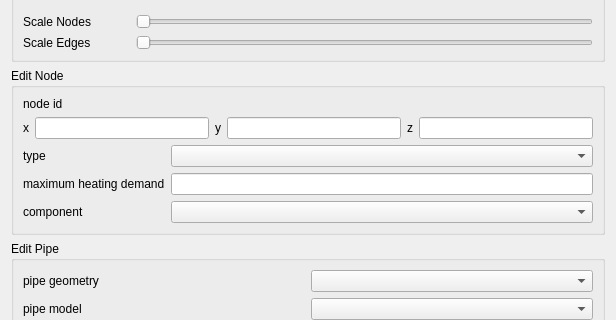
Before: the Qt Designer form SIM-VICUS/src/SVPropNetworkEditWidget.ui in ghorwin/SIM-VICUS, drawn with Qt 5; both pictures show x 0 to 616 and y 330 to 650 of the 616 by 951 pixel window.
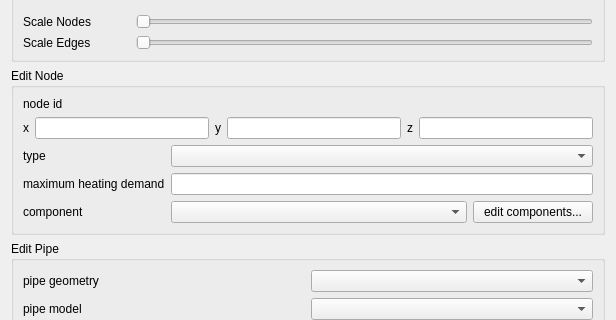
After: the same form once the commit is applied. Custom widgets are drawn as their Qt base class.

Commit message: DialogHydraulicComponents can be reached from property widget and components can be set there

```diff
--- a/SIM-VICUS/src/SVPropNetworkEditWidget.ui
+++ b/SIM-VICUS/src/SVPropNetworkEditWidget.ui
@@ -315,30 +315,21 @@
      <property name="title">
       <string>Edit Node</string>
      </property>
-     <layout class="QGridLayout" name="gridLayout_2">
-      <item row="4" column="0">
-       <widget class="QLabel" name="label_12">
+     <layout class="QFormLayout" name="formLayout_5">
+      <item row="0" column="0">
+       <widget class="QLabel" name="label_15">
         <property name="text">
-         <string>component</string>
+         <string>node id</string>
         </property>
        </widget>
       </item>
-      <item row="3" column="1">
-       <widget class="QtExt::ValidatingLineEdit" name="lineEditNodeHeatingDemand"/>
-      </item>
-      <item row="2" column="1">
-       <widget class="QComboBox" name="comboBoxNodeType"/>
-      </item>
-      <item row="3" column="0">
-       <widget class="QLabel" name="label_13">
+      <item row="0" column="1">
+       <widget class="QLabel" name="labelNodeId">
         <property name="text">
-         <string>maximum heating demand</string>
+         <string/>
         </property>
        </widget>
       </item>
-      <item row="4" column="1">
-       <widget class="QComboBox" name="comboBoxComponent"/>
-      </item>
       <item row="1" column="0" colspan="2">
        <layout class="QHBoxLayout" name="horizontalLayout">
         <item>
@@ -373,13 +364,6 @@
         </item>
        </layout>
       </item>
-      <item row="0" column="0">
-       <widget class="QLabel" name="label_15">
-        <property name="text">
-         <string>node id</string>
-        </property>
-       </widget>
-      </item>
       <item row="2" column="0">
        <widget class="QLabel" name="label_14">
         <property name="text">
@@ -387,13 +371,46 @@
         </property>
        </widget>
       </item>
-      <item row="0" column="1">
-       <widget class="QLabel" name="labelNodeId">
+      <item row="2" column="1">
+       <widget class="QComboBox" name="comboBoxNodeType"/>
+      </item>
+      <item row="3" column="0">
+       <widget class="QLabel" name="label_13">
         <property name="text">
-         <string/>
+         <string>maximum heating demand</string>
         </property>
        </widget>
       </item>
+      <item row="3" column="1">
+       <widget class="QtExt::ValidatingLineEdit" name="lineEditNodeHeatingDemand"/>
+      </item>
+      <item row="4" column="0">
+       <widget class="QLabel" name="label_12">
+        <property name="text">
+         <string>component</string>
+        </property>
+       </widget>
+      </item>
+      <item row="4" column="1">
+       <layout class="QHBoxLayout" name="horizontalLayout_4">
+        <item>
+         <widget class="QComboBox" name="comboBoxComponent"/>
+        </item>
+        <item>
+         <widget class="QPushButton" name="pushButtonEditComponents">
+          <property name="maximumSize">
+           <size>
+            <width>120</width>
+            <height>16777215</height>
+           </size>
+          </property>
+          <property name="text">
+           <string>edit components...</string>
+          </property>
+         </widget>
+        </item>
+       </layout>
+      </item>
      </layout>
     </widget>
    </item>
```
The commit also changes 8 other files.
